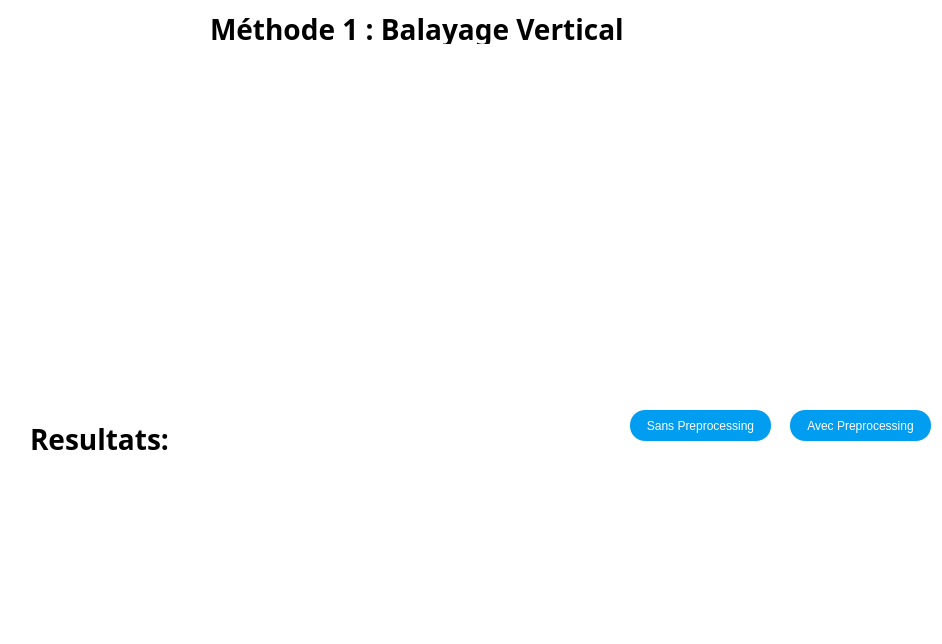
Qt form code/masimisa/method1.ui (Masimisa/Escalier) before a commit.
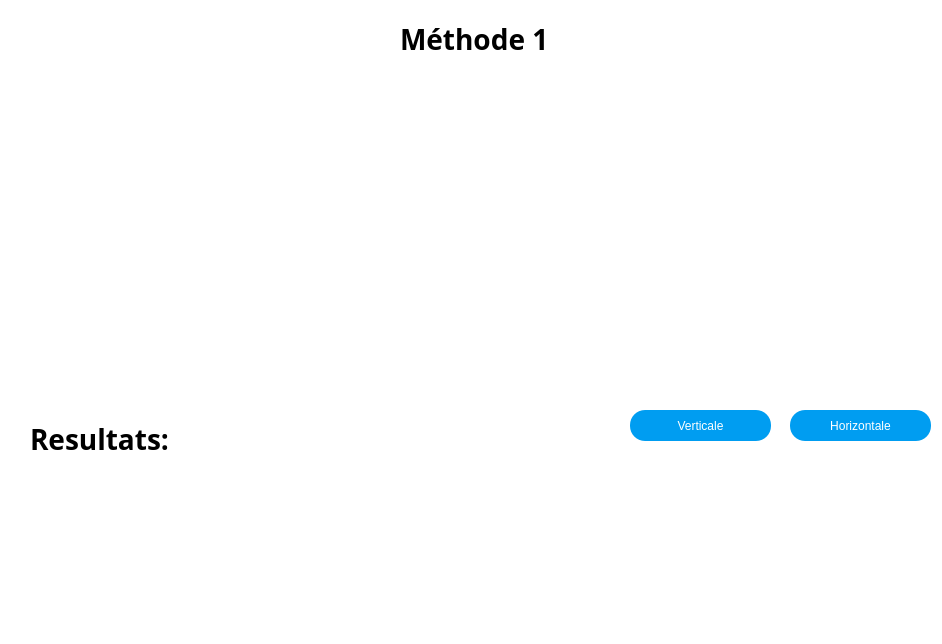
The same form after that commit.

The edit to the form file:
```diff
--- a/code/masimisa/method1.ui
+++ b/code/masimisa/method1.ui
@@ -19,9 +19,9 @@
   <widget class="QLabel" name="label">
    <property name="geometry">
     <rect>
-     <x>210</x>
-     <y>10</y>
-     <width>489</width>
+     <x>400</x>
+     <y>20</y>
+     <width>161</width>
      <height>34</height>
     </rect>
    </property>
@@ -32,7 +32,7 @@
     </font>
    </property>
    <property name="text">
-    <string>&lt;html&gt;&lt;head/&gt;&lt;body&gt;&lt;h2 style=&quot; margin-top:16px; margin-bottom:12px; margin-left:0px; margin-right:0px; -qt-block-indent:0; text-indent:0px;&quot;&gt;&lt;span style=&quot; font-size:x-large; font-weight:600;&quot;&gt;Méthode 1 : Balayage Vertical&lt;/span&gt;&lt;/h2&gt;&lt;/body&gt;&lt;/html&gt;</string>
+    <string>&lt;html&gt;&lt;head/&gt;&lt;body&gt;&lt;h2 style=&quot; margin-top:16px; margin-bottom:12px; margin-left:0px; margin-right:0px; -qt-block-indent:0; text-indent:0px;&quot;&gt;&lt;span style=&quot; font-size:x-large; font-weight:600;&quot;&gt;          Méthode 1&lt;/span&gt;&lt;/h2&gt;&lt;/body&gt;&lt;/html&gt;</string>
    </property>
   </widget>
   <widget class="QLabel" name="label_3">
@@ -73,7 +73,7 @@
 border-radius: 15px;</string>
    </property>
    <property name="text">
-    <string>Avec Preprocessing</string>
+    <string>Horizontale</string>
    </property>
   </widget>
   <widget class="QPushButton" name="pushButton_3">
@@ -95,7 +95,7 @@
 border-radius: 15px;</string>
    </property>
    <property name="text">
-    <string>Sans Preprocessing</string>
+    <string>Verticale</string>
    </property>
   </widget>
   <widget class="QLabel" name="label_5">
```
